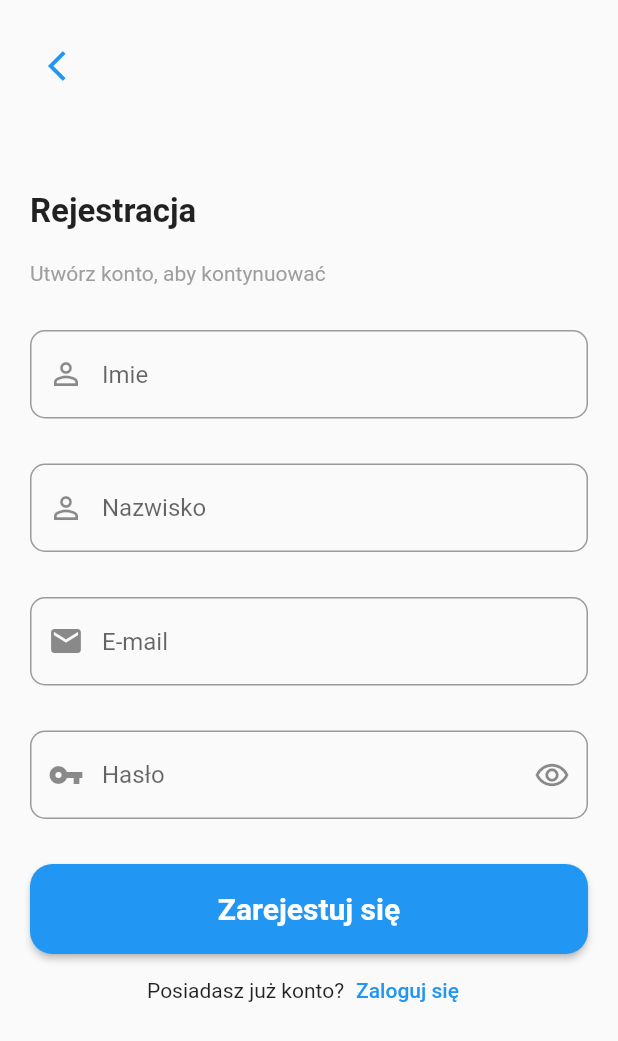
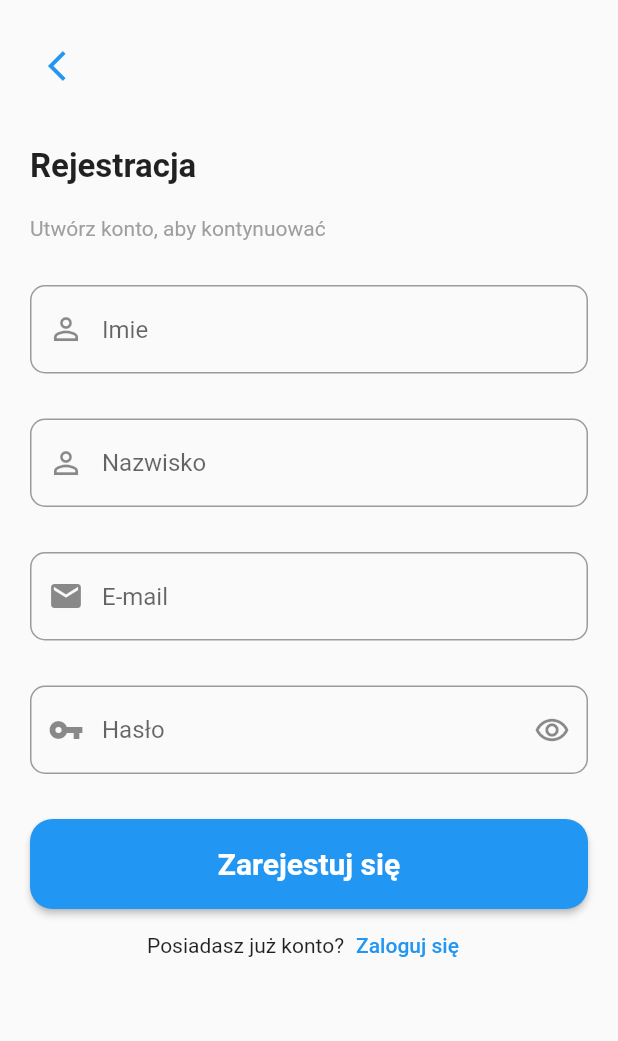
Before and after one commit to dawidsadowski/plany, a Flutter app: the Register screen opened directly with empty values, on a phone screen of 412 x 824 dp. Shown: the top 1041 px of the screen. Run offline on Flutter 3.47's test engine with Material 2 defaults, Android fonts, the phone set to English and light mode, and no system bars; our stand-ins replace cloud_firestore, firebase_auth, firebase_core, flutter_signin_button, fluttertoast, google_sign_in; missing offline and left inert: flutter_facebook_auth; accounts and stored records are empty.

Commit message:
minor change

```diff
--- a/lib/screens/authentication/register.dart
+++ b/lib/screens/authentication/register.dart
@@ -56,7 +56,7 @@ class _RegisterState extends State<Register> {
                       onPressed: () {},
                       icon: Icon(Icons.arrow_back_ios,
                           color: Theme.of(context).primaryColor)),
-                  SizedBox(height: 60),
+                  SizedBox(height: 30),
                   Text(
                     "Rejestracja",
                     style: TextStyle(fontSize: 22, fontWeight: FontWeight.bold),
```
